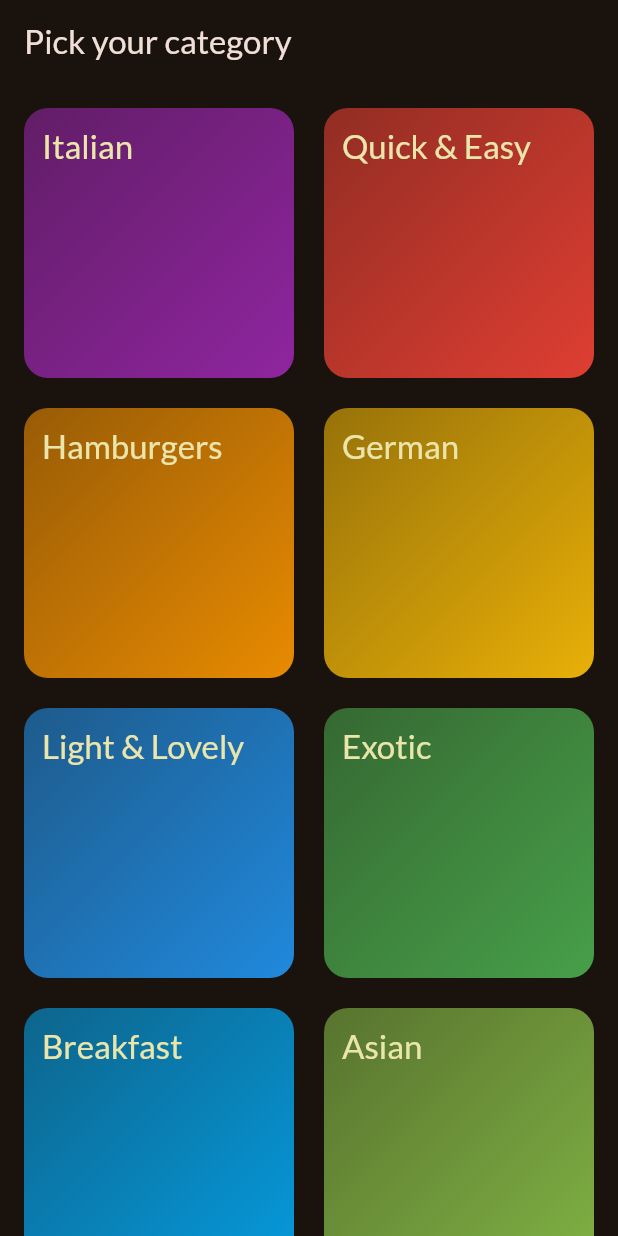
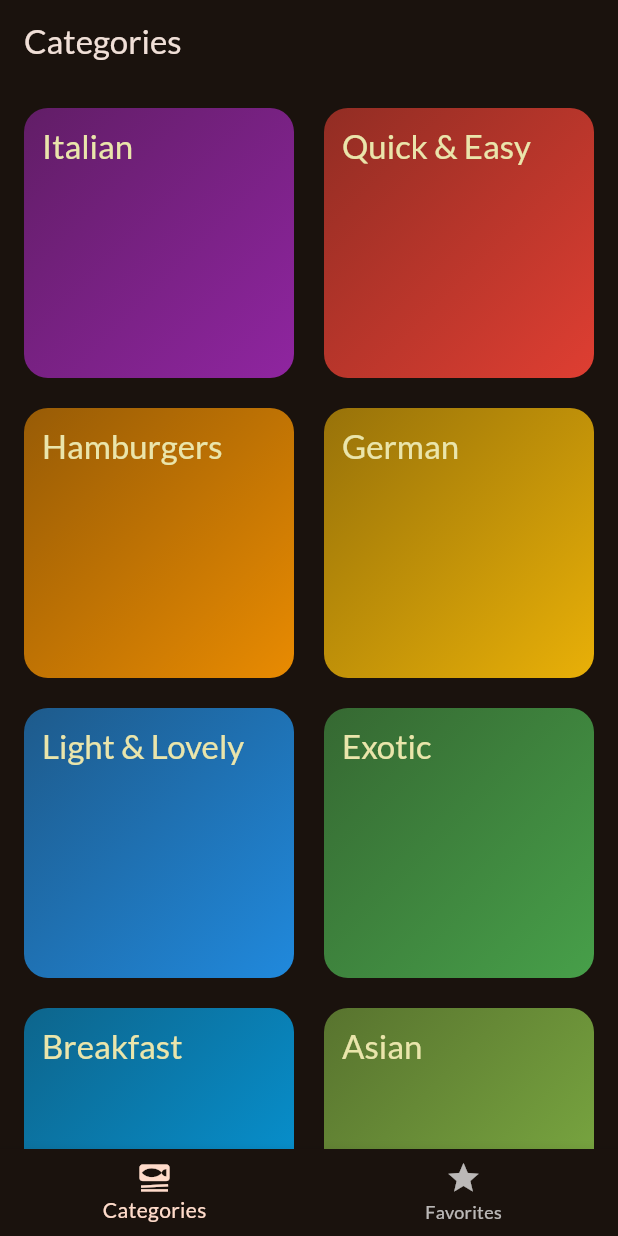
Before and after one commit to khanht99/learn_flutter, a Flutter app: the screen it shows after launch, on a phone screen of 412 x 824 dp. Run offline on Flutter 3.47's test engine with Material 3 defaults, Android fonts, the phone set to English and light mode, and no system bars; our stand-ins replace google_fonts, transparent_image.

Commit message:
completed 169

```diff
--- a/section_8/lib/main.dart
+++ b/section_8/lib/main.dart
@@ -2,6 +2,7 @@ import 'package:flutter/material.dart';
 
 import 'package:google_fonts/google_fonts.dart';
 import 'package:section_8/screen/categories.dart';
+import 'package:section_8/screen/tabs.dart';
 
 final theme = ThemeData(
   useMaterial3: true,
@@ -23,7 +24,7 @@ class App extends StatelessWidget {
   Widget build(BuildContext context) {
     return MaterialApp(
       theme: theme,
-      home: Categories(),
+      home: TabsScreen(),
     );
   }
 }
--- a/section_8/lib/screen/categories.dart
+++ b/section_8/lib/screen/categories.dart
@@ -7,7 +7,9 @@ import 'package:section_8/screen/meals.dart';
 import 'package:section_8/widget/category_grid_item.dart';
 
 class Categories extends StatelessWidget {
-  const Categories({super.key});
+  const Categories({super.key, required this.onToggleStar});
+
+final void Function(Meal) onToggleStar;
 
   void _selectCategory(BuildContext context, Category category) {
     List<Meal> meals = dummyMeals
@@ -16,7 +18,7 @@ class Categories extends StatelessWidget {
     Navigator.of(context).push(
       MaterialPageRoute(
         builder: (cxt) {
-          return Meals(meals: meals, title: category.title);
+          return Meals(meals: meals, title: category.title, onToggleStar: onToggleStar,);
         },
       ),
     );
@@ -24,11 +26,7 @@ class Categories extends StatelessWidget {
 
   @override
   Widget build(BuildContext context) {
-    return Scaffold(
-      appBar: AppBar(
-        title: Text("Pick your category"),
-      ),
-      body: GridView.builder(
+    return GridView.builder(
       padding: EdgeInsets.all(16),
       gridDelegate: const SliverGridDelegateWithFixedCrossAxisCount(
         crossAxisSpacing: 20,
@@ -42,7 +40,6 @@ class Categories extends StatelessWidget {
           onSelectItem: _selectCategory,
         );
       },
-      ),
     );
   }
 }
--- /dev/null
+++ b/section_8/lib/screen/tabs.dart
@@ -0,0 +1,89 @@
+import 'package:flutter/material.dart';
+import 'package:section_8/main.dart';
+import 'package:section_8/model/meal.dart';
+import 'package:section_8/screen/categories.dart';
+import 'package:section_8/screen/meals.dart';
+
+class TabsScreen extends StatefulWidget {
+  const TabsScreen({super.key});
+
+  @override
+  State<StatefulWidget> createState() {
+    return _TabsScreenState();
+  }
+}
+
+class _TabsScreenState extends State<TabsScreen> {
+  final List<Meal> favoriteMeals = [];
+
+  var currentIndex = 0;
+  var currentAppTitle = "Categories";
+
+  void _onToggleStar(Meal meal) {
+    ScaffoldMessenger.of(context).clearSnackBars();
+
+    if (favoriteMeals.contains(meal)) {
+      setState(() {
+        favoriteMeals.remove(meal);
+      });
+      ScaffoldMessenger.of(context).showSnackBar(
+        SnackBar(
+          duration: Duration(seconds: 2),
+          content: Text("Meal is no longer a favorite"),
+        ),
+      );
+    } else {
+      setState(() {
+        favoriteMeals.add(meal);
+      });
+      ScaffoldMessenger.of(context).showSnackBar(
+        SnackBar(
+          duration: Duration(seconds: 2),
+          content: Text("Marked as favorite"),
+        ),
+      );
+    }
+  }
+
+  @override
+  Widget build(BuildContext context) {
+    Widget? currentScreen;
+
+    if (currentIndex == 0) {
+      currentScreen = Categories(
+        onToggleStar: _onToggleStar,
+      );
+    } else {
+      currentScreen = Meals(
+        meals: favoriteMeals,
+        onToggleStar: _onToggleStar,
+      );
+      currentAppTitle = "Favorites";
+    }
+    return Scaffold(
+      appBar: AppBar(
+        title: Text(currentAppTitle),
+      ),
+      bottomNavigationBar: BottomNavigationBar(
+        items: [
+          BottomNavigationBarItem(
+            icon: Icon(Icons.set_meal),
+            label: "Categories",
+          ),
+          BottomNavigationBarItem(
+            icon: Icon(Icons.star),
+            label: "Favorites",
+          ),
+        ],
+        onTap: (value) {
+          setState(() {
+            currentIndex = value;
+          });
+        },
+        currentIndex: currentIndex,
+        selectedItemColor: Theme.of(context).colorScheme.onPrimaryContainer,
+      ),
+      body: currentScreen,
+    );
+  }
+}
```
Also changed, not shown: section_8/lib/screen/meal_detail.dart (+16 -4 lines), section_8/lib/screen/meals.dart (+18 -9 lines). Lines whose indentation alone changed are shown as unchanged.
